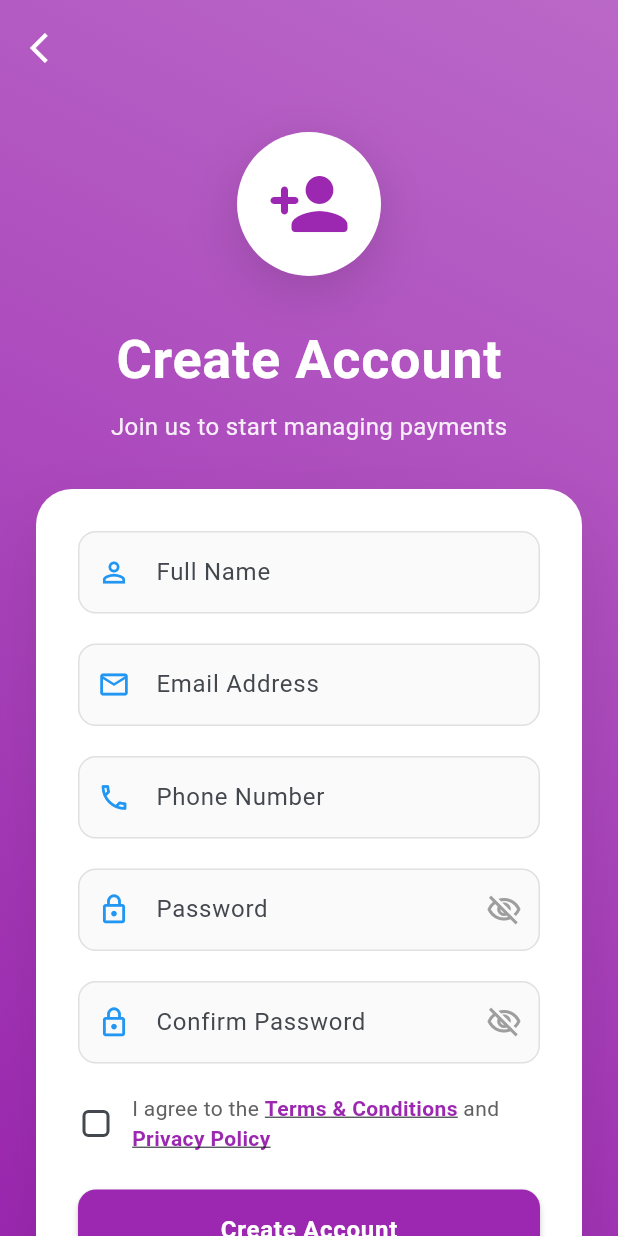
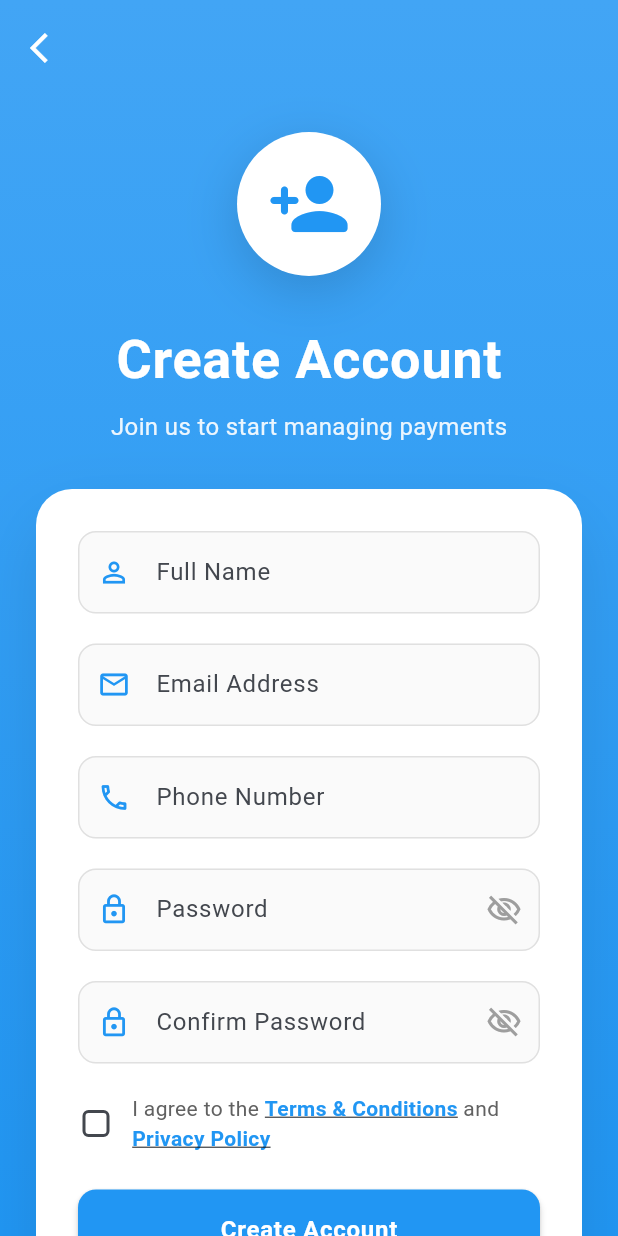
Before and after one commit to bobmwiti-dev/Merchant-Payment-Tracker-app, a Flutter app: the SignUpScreen screen opened directly, on a phone screen of 412 x 824 dp. Run offline on Flutter 3.47's test engine with Material 3 defaults, Android fonts, the phone set to English and light mode, and no system bars; accounts and stored records are empty.

Commit message:
Align Sign Up screen theme with other auth screens(Unify theme and consistent auth U)

```diff
--- a/lib/presentations/views/auth/sign_up_screen.dart
+++ b/lib/presentations/views/auth/sign_up_screen.dart
@@ -85,9 +85,9 @@ class _SignUpScreenState extends State<SignUpScreen> {
       body: Container(
         decoration: BoxDecoration(
           gradient: LinearGradient(
-            begin: Alignment.topRight,
-            end: Alignment.bottomLeft,
-            colors: AppColors.secondaryGradient,
+            begin: Alignment.topCenter,
+            end: Alignment.bottomCenter,
+            colors: AppColors.primaryGradient,
           ),
         ),
         child: SafeArea(
@@ -150,7 +150,7 @@ class _SignUpScreenState extends State<SignUpScreen> {
         child: const Icon(
           Icons.person_add_rounded,
           size: 56,
-          color: AppColors.secondary,
+          color: AppColors.primary,
         ),
       ),
     );
@@ -286,7 +286,6 @@ class _SignUpScreenState extends State<SignUpScreen> {
                   text: 'Create Account',
                   onPressed: isLoading ? null : _handleSignUp,
                   isLoading: isLoading,
-                  backgroundColor: AppColors.secondary,
                 ),
               ],
             ),
@@ -309,7 +308,7 @@ class _SignUpScreenState extends State<SignUpScreen> {
                 : (value) {
                     setState(() => _agreeToTerms = value ?? false);
                   },
-            activeColor: AppColors.secondary,
+            activeColor: AppColors.primary,
             shape: RoundedRectangleBorder(
               borderRadius: BorderRadius.circular(4),
             ),
@@ -334,7 +333,7 @@ class _SignUpScreenState extends State<SignUpScreen> {
                   'Terms & Conditions',
                   style: TextStyle(
                     fontSize: 14,
-                    color: AppColors.secondary,
+                    color: AppColors.primary,
                     fontWeight: FontWeight.w600,
                     decoration: TextDecoration.underline,
                   ),
@@ -355,7 +354,7 @@ class _SignUpScreenState extends State<SignUpScreen> {
                   'Privacy Policy',
                   style: TextStyle(
                     fontSize: 14,
-                    color: AppColors.secondary,
+                    color: AppColors.primary,
                     fontWeight: FontWeight.w600,
                     decoration: TextDecoration.underline,
                   ),
```
